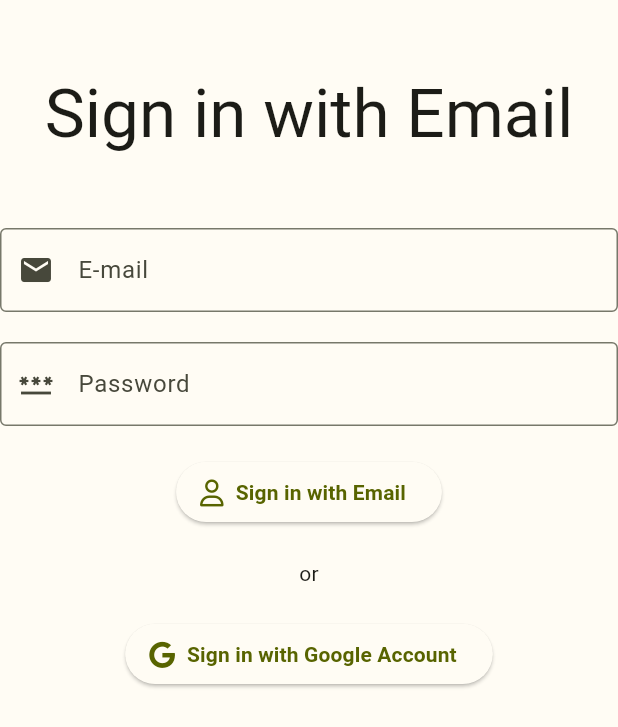
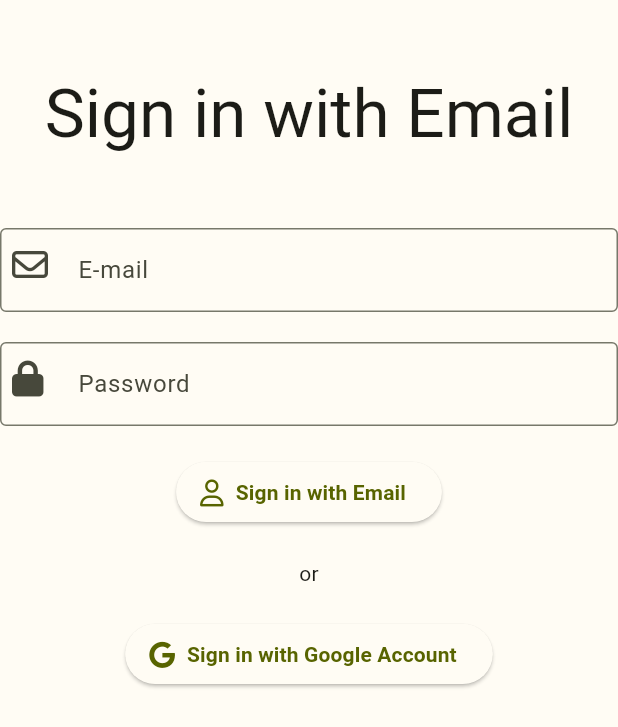
Before and after one commit to Mohamedabdeltawab86/quiz_app_new, a Flutter app: the screen it shows after launch, after a tap on "Sign in with Email", on a phone screen of 412 x 824 dp. Shown: the top 727 px of the screen. Run offline on Flutter 3.47's test engine with Material 3 defaults, Android fonts, the phone set to English and light mode, and no system bars; our stand-ins replace bloc, equatable, firebase_core, flutter_bloc, font_awesome_flutter, gap and 4 more; accounts and stored records are empty; generated files the repository leaves out were written again; Roboto replaces fonts that are missing (Cairo).

Commit message:
add some features to login page including localizations

```diff
--- a/lib/ui/login_page.dart
+++ b/lib/ui/login_page.dart
@@ -22,7 +22,10 @@ class LoginPage extends StatelessWidget {
                   border:  const OutlineInputBorder(),
                   labelText: AppLocalizations.of(context)!.email,
                   // FIXME no email or password icons in awesome package
-                  prefixIcon: const Icon(Icons.email),
+                  prefixIcon: const Padding(
+                    padding: EdgeInsets.all(8.0),
+                    child: FaIcon(FontAwesomeIcons.envelope),
+                  ),
                 ),
               ),
             ),
@@ -33,7 +36,10 @@ class LoginPage extends StatelessWidget {
                 decoration: InputDecoration(
                   border: const OutlineInputBorder(),
                   labelText: AppLocalizations.of(context)!.password,
-                  prefixIcon: const Icon(Icons.password),
+                  prefixIcon: const Padding(
+                    padding: EdgeInsets.all(8.0),
+                    child: FaIcon(FontAwesomeIcons.lock),
+                  ),
                 ),
               ),
             ),
@@ -43,7 +49,7 @@ class LoginPage extends StatelessWidget {
                 icon: const FaIcon(FontAwesomeIcons.user),
                 label:  Text(AppLocalizations.of(context)!.login)),
             const Gap(20),
-            Text("or"),
+            const Text("or"),
             const Gap(20),
             ElevatedButton.icon(
                 onPressed: () {},
```
